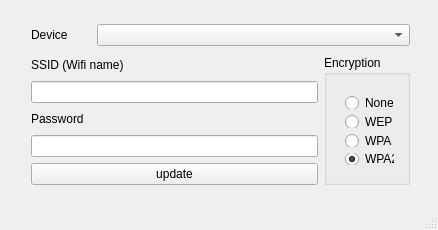
Qt form mainwindow.ui (airboxlab/WifiConfigTool) before a commit.
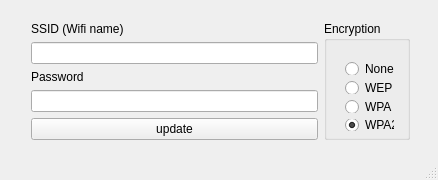
The same form after that commit.

Commit message: Autodetection of airboxlab connection locking UI when user shouldn't use it

Diff of the .ui file:
```diff
--- a/mainwindow.ui
+++ b/mainwindow.ui
@@ -7,43 +7,23 @@
     <x>0</x>
     <y>0</y>
     <width>438</width>
-    <height>230</height>
+    <height>180</height>
    </rect>
   </property>
   <property name="windowTitle">
    <string>MainWindow</string>
   </property>
   <widget class="QWidget" name="centralWidget">
-   <widget class="QWidget" name="">
+   <widget class="QWidget" name="layoutWidget">
     <property name="geometry">
      <rect>
       <x>20</x>
       <y>10</y>
       <width>401</width>
-      <height>191</height>
+      <height>141</height>
      </rect>
     </property>
     <layout class="QVBoxLayout" name="verticalLayout_3">
-     <item>
-      <layout class="QHBoxLayout" name="horizontalLayout_2">
-       <item>
-        <widget class="QLabel" name="label">
-         <property name="maximumSize">
-          <size>
-           <width>60</width>
-           <height>20</height>
-          </size>
-         </property>
-         <property name="text">
-          <string>Device</string>
-         </property>
-        </widget>
-       </item>
-       <item>
-        <widget class="QComboBox" name="portConnectedChoice"/>
-       </item>
-      </layout>
-     </item>
      <item>
       <layout class="QHBoxLayout" name="horizontalLayout">
        <item>
```
Left out of the diff: 4 changed lines with no effect on the pictures. The commit also changes 4 other files.
